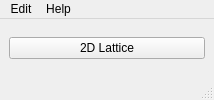
Before: the Qt Designer form ui/main_window.ui in Debilski/Wellenprogramm, drawn with Qt 5.
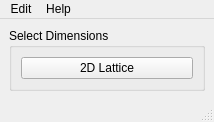
After: the same form once the commit is applied.

```diff
--- a/ui/main_window.ui
+++ b/ui/main_window.ui
@@ -1,12 +1,12 @@
 <ui version="4.0" >
  <class>settingsDLG</class>
- <widget class="QMainWindow" name="settingsDLG" >
-  <property name="geometry" >
+ <widget class="QMainWindow" name="settingsDLG">
+  <property name="geometry">
    <rect>
     <x>0</x>
     <y>0</y>
     <width>214</width>
-    <height>100</height>
+    <height>113</height>
    </rect>
   </property>
   <property name="windowTitle" >
@@ -15,15 +15,20 @@
   <widget class="QWidget" name="centralwidget" >
    <layout class="QHBoxLayout" name="horizontalLayout" >
     <item>
-     <layout class="QGridLayout" name="gridLayout" >
-      <item row="0" column="0" >
-       <widget class="QPushButton" name="button2d" >
-        <property name="text" >
-         <string>2D Lattice</string>
-        </property>
-       </widget>
-      </item>
-     </layout>
+     <widget class="QGroupBox" name="">
+      <property name="title">
+       <string>Select Dimensions</string>
+      </property>
+      <layout class="QGridLayout" name="gridLayout">
+       <item row="0" column="0">
+        <widget class="QPushButton" name="button2d">
+         <property name="text">
+          <string>2D Lattice</string>
+         </property>
+        </widget>
+       </item>
+      </layout>
+     </widget>
     </item>
    </layout>
   </widget>
```
Left out of the diff: 45 changed lines with no effect on the pictures.
